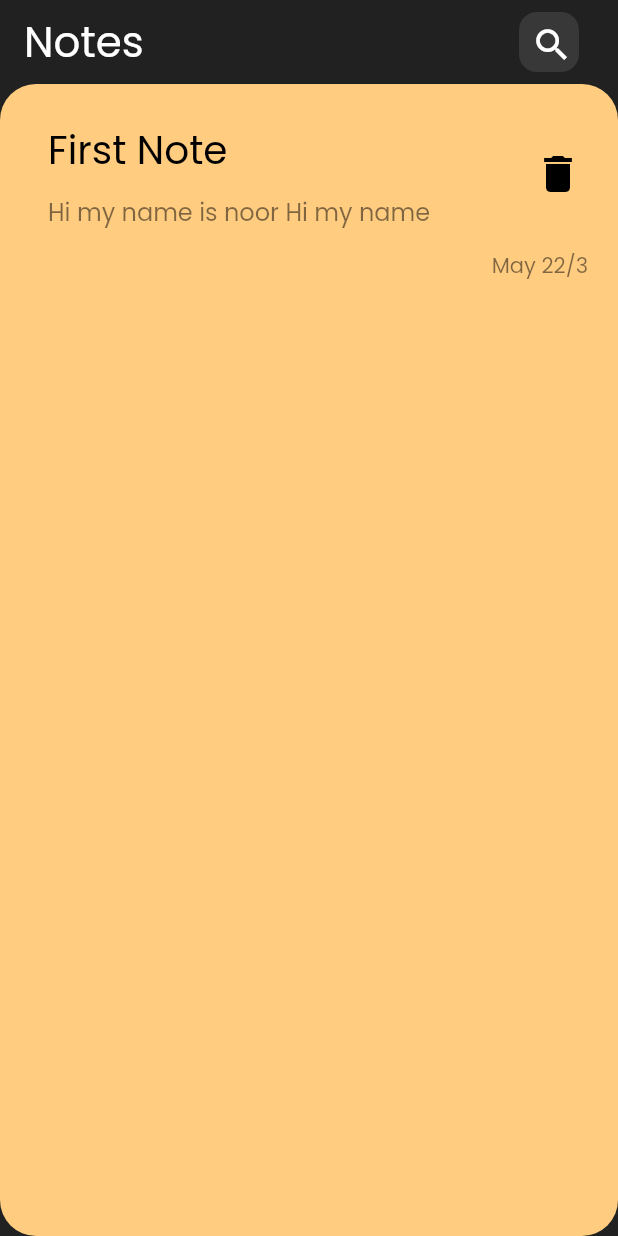
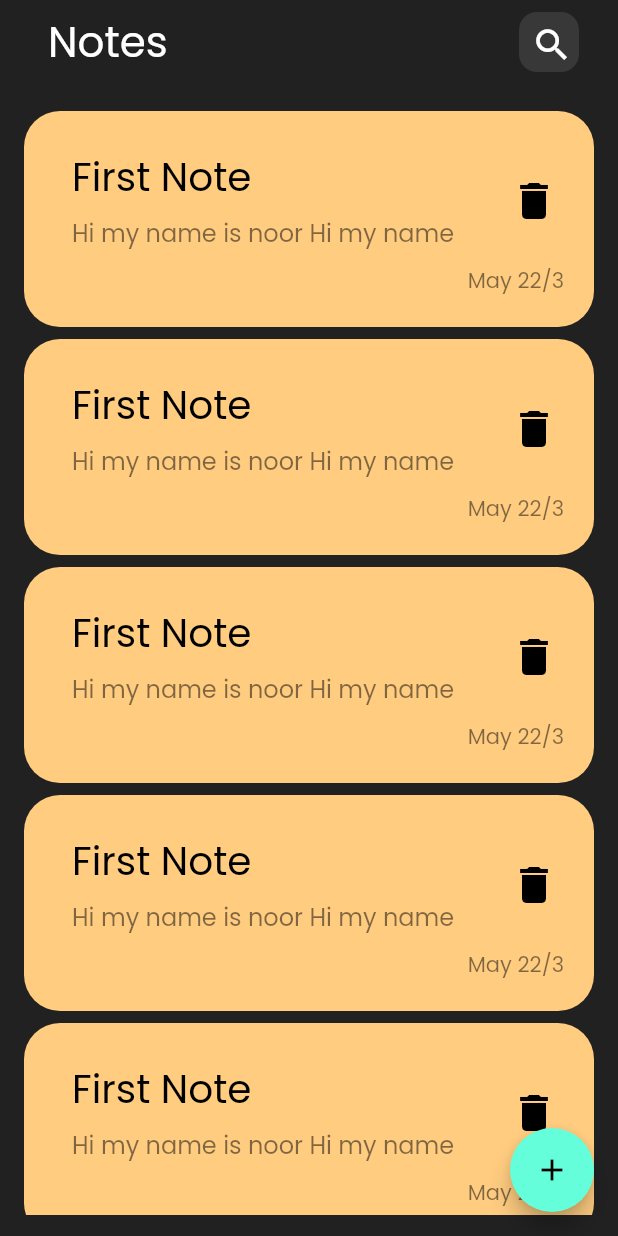
Before and after one commit to manalhatem/notes_app, a Flutter app: the screen it shows after launch, on a phone screen of 412 x 824 dp. Run offline on Flutter 3.47's test engine with Material 2 defaults, Android fonts, the phone set to English and light mode, and no system bars.

```diff
--- a/lib/views/note.dart
+++ b/lib/views/note.dart
@@ -1,8 +1,7 @@
-
 import 'package:flutter/material.dart';
-
-import '../widgets/custom_note_item.dart';
-import '../widgets/search.dart';
+import 'widgets/add_note.dart';
+import 'widgets/list_view.dart';
+import 'widgets/search.dart';
 
 class NotesView extends StatelessWidget {
   const NotesView({super.key});
@@ -14,12 +13,25 @@ class NotesView extends StatelessWidget {
       appBar: AppBar(
         backgroundColor: Colors.grey[900],
         elevation: 0,
-        title: const Text('Notes',style: TextStyle(fontSize: 28),),
+        title: const Padding(
+          padding: EdgeInsets.only(left: 16),
+          child: Text('Notes',style: TextStyle(fontSize: 28),),
+        ),
       actions:const [
          Search(),
       ],
       ),
-      body: const NoteItem()
+      body: const ListItem(),
+      floatingActionButton: FloatingActionButton(onPressed: (){
+        showModalBottomSheet(
+          shape: const RoundedRectangleBorder(
+            borderRadius: BorderRadius.vertical(top: Radius.circular(30)),
+          ),
+          context: context, builder: (context){
+          return const AddNote();
+        });
+      },
+      child: const Icon(Icons.add),),
     );
   }
 }
--- a/lib/widgets/custom_note_item.dart
+++ b/lib/views/widgets/custom_note_item.dart
@@ -20,7 +20,7 @@ class NoteItem extends StatelessWidget {
         ListTile(
           title: const Text('First Note',style: TextStyle(fontSize: 26,color: Colors.black),),
           subtitle: Padding(
-            padding: const EdgeInsets.symmetric(vertical: 10),
+            padding: const EdgeInsets.symmetric(vertical: 6),
             child: Text('Hi my name is noor Hi my name ',style: TextStyle(
               fontSize: 16
               ,color: Colors.black.withOpacity(.5)),),
--- /dev/null
+++ b/lib/views/widgets/list_view.dart
@@ -0,0 +1,27 @@
+import 'package:flutter/material.dart';
+
+import 'custom_note_item.dart';
+
+class ListItem extends StatelessWidget {
+  const ListItem({
+    Key? key,
+  }) : super(key: key);
+
+  @override
+  Widget build(BuildContext context) {
+    return Padding(
+      padding: const EdgeInsets.symmetric(vertical: 14),
+      child: ListView.builder(
+        padding: EdgeInsets.zero,
+        physics: const BouncingScrollPhysics(),
+        itemCount: 6,
+        itemBuilder: (context, index) {
+        return const Padding(
+          padding:  EdgeInsets.symmetric(vertical: 4,horizontal: 16),
+          child:  NoteItem(),
+        );
+
+      }),
+    );
+  }
+}
--- a/pubspec.yaml
+++ b/pubspec.yaml
@@ -36,6 +36,7 @@ dependencies:
   # The following adds the Cupertino Icons font to your application.
   # Use with the CupertinoIcons class for iOS style icons.
   cupertino_icons: ^1.0.2
+
 
 dev_dependencies:
   flutter_test:
```
Also changed, not shown: lib/views/widgets/add_note.dart (added, +33 -0 lines), lib/views/widgets/search.dart (renamed from lib/widgets/search.dart).
